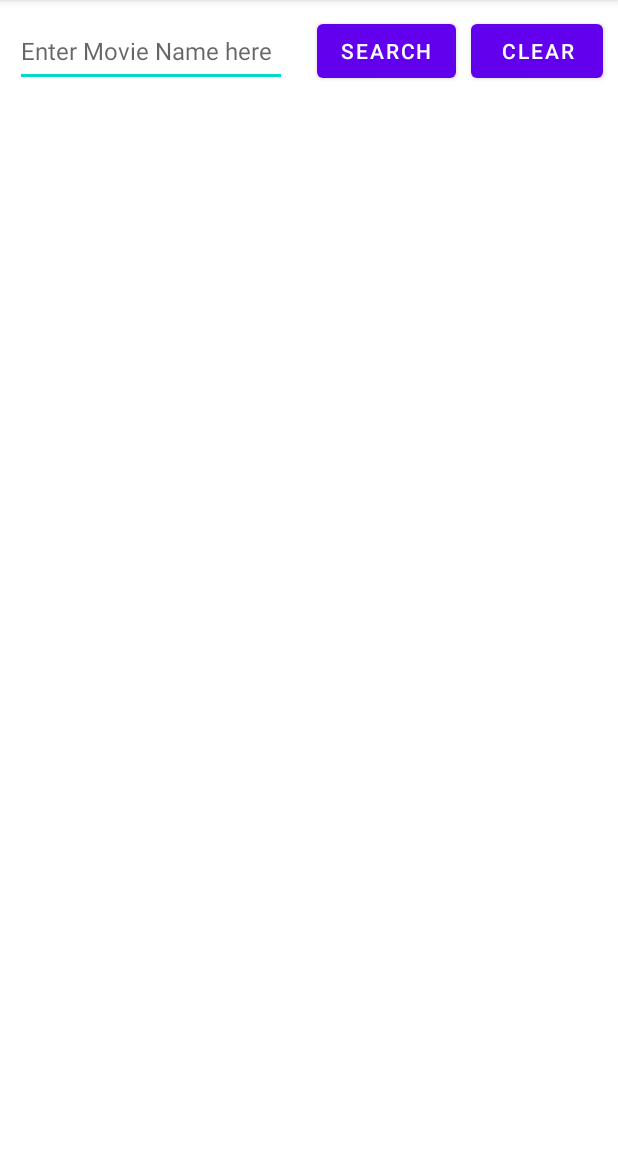
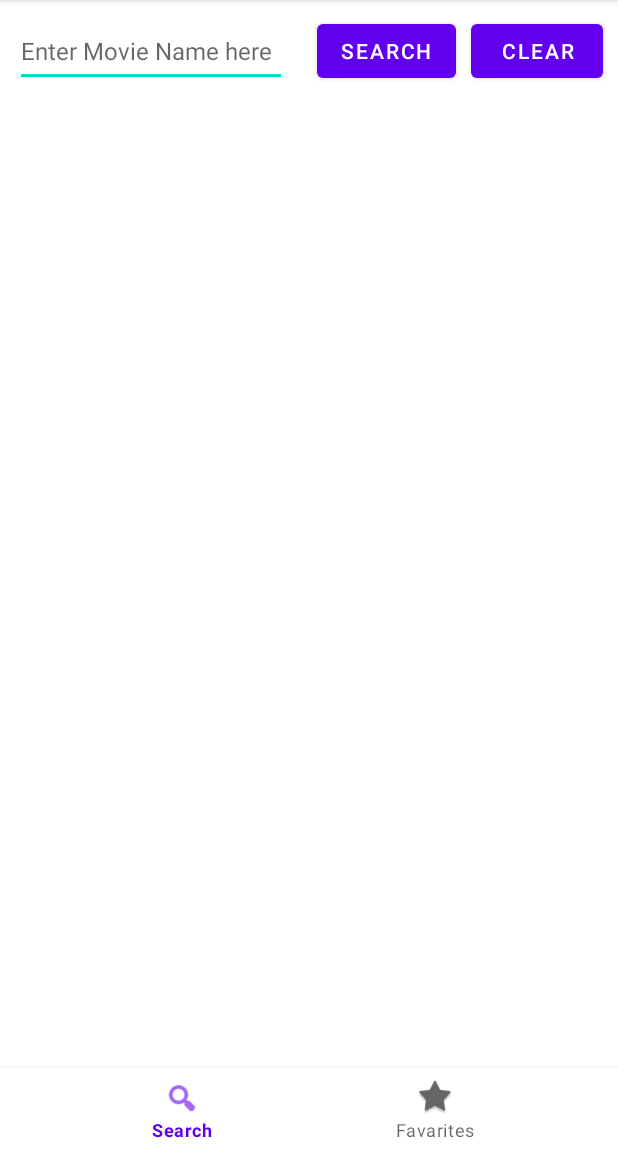
Before and after one commit to sinagss/omdbFinal, an Android app: the screen it shows after launch (MainActivity), on a phone screen of 412 x 824 dp, the part 84-1236 px from its top. Run offline under Robolectric (Android 15) with nearby library versions, the phone set to English and light mode, and no system bars; our stand-ins replace Dagger/Hilt's generated code, Room's generated code, navigation-ui.

```diff
--- a/app/src/main/AndroidManifest.xml
+++ b/app/src/main/AndroidManifest.xml
@@ -4,6 +4,7 @@
 
     <uses-permission android:name="android.permission.INTERNET" />
     <application
+        android:name=".BaseApplication"
         android:allowBackup="true"
         android:icon="@mipmap/ic_launcher"
         android:label="@string/app_name"
--- /dev/null
+++ b/app/src/main/java/com/example/movierecycler/BaseApplication.kt
@@ -0,0 +1,16 @@
+package com.example.movierecycler
+
+import android.app.Application
+import dagger.hilt.android.HiltAndroidApp
+
+@HiltAndroidApp
+class BaseApplication : Application() {
+    override fun onCreate() {
+        super.onCreate()
+
+//        startKoin {
+//            androidContext(this@BaseApplication)
+//            modules(roomModule)
+//        }
+    }
+}
--- /dev/null
+++ b/app/src/main/java/com/example/movierecycler/adapter/FavMovieAdapter.kt
@@ -0,0 +1 @@
+package com.example.movierecycler.adapter
--- /dev/null
+++ b/app/src/main/java/com/example/movierecycler/di/DHilt.kt
@@ -0,0 +1,35 @@
+package com.example.movierecycler.di
+
+import android.content.Context
+import androidx.room.Room
+import com.example.movierecycler.api.RetroInterface
+import com.example.movierecycler.model.AppDatabase
+import dagger.Module
+import dagger.Provides
+import dagger.hilt.InstallIn
+import dagger.hilt.android.qualifiers.ApplicationContext
+import dagger.hilt.components.SingletonComponent
+import retrofit2.Retrofit
+import retrofit2.converter.moshi.MoshiConverterFactory
+
+@Module
+@InstallIn(SingletonComponent::class)
+object HiltModule {
+    @Provides
+    fun roomProvider(@ApplicationContext context: Context): AppDatabase {
+        return Room.databaseBuilder(
+            context,
+            AppDatabase::class.java,
+            "movies"
+        ).build()
+    }
+
+    @Provides
+    fun retrofitProvider(): RetroInterface {
+        val retrofit = Retrofit.Builder()
+            .baseUrl("https://www.omdbapi.com")
+            .addConverterFactory(MoshiConverterFactory.create())
+            .build()
+        return retrofit.create(RetroInterface::class.java)
+    }
+}
--- a/app/src/main/java/com/example/movierecycler/model/Movies.kt
+++ b/app/src/main/java/com/example/movierecycler/model/Movies.kt
@@ -4,11 +4,12 @@ import androidx.room.ColumnInfo
 import androidx.room.Entity
 import androidx.room.PrimaryKey
 
-@Entity
+@Entity(tableName = "movies")
 data class Movies(
     @PrimaryKey(autoGenerate = true) val movieId: Int,
     @ColumnInfo(name = "omdb_id") val omdbId: String,
     @ColumnInfo(name = "movie_title") val movieTitle: String?,
     @ColumnInfo(name = "actors") val actors: String?,
-    @ColumnInfo(name = "plot") val plot: String?
+    @ColumnInfo(name = "plot") val plot: String?,
+//    @ColumnInfo(name = "saved") val saved: Boolean = false
 )
--- a/app/src/main/java/com/example/movierecycler/view/MainActivity.kt
+++ b/app/src/main/java/com/example/movierecycler/view/MainActivity.kt
@@ -2,14 +2,29 @@ package com.example.movierecycler.view
 
 import androidx.appcompat.app.AppCompatActivity
 import android.os.Bundle
+import androidx.navigation.NavController
+import androidx.navigation.Navigation
+import androidx.navigation.findNavController
+import androidx.navigation.fragment.NavHostFragment
+import androidx.navigation.fragment.findNavController
+import androidx.navigation.ui.NavigationUI
+import androidx.navigation.ui.setupWithNavController
 import com.example.movierecycler.R
+import com.example.movierecycler.adapter.MovieAdapter
 import com.example.movierecycler.databinding.ActivityMainBinding
+import com.example.movierecycler.view.fragment.SearchFragmentDirections
+import dagger.hilt.android.AndroidEntryPoint
 
+@AndroidEntryPoint
 class MainActivity : AppCompatActivity() {
     lateinit var binding: ActivityMainBinding
 
     override fun onCreate(savedInstanceState: Bundle?) {
         super.onCreate(savedInstanceState)
         setContentView(R.layout.activity_main)
+
+//        val navController = findNavController(R.id.nav_host_fragment)
+
+//        binding.bottomNav.setupWithNavController(navHostFragment)
     }
 }
--- a/app/src/main/java/com/example/movierecycler/view/fragment/SearchFragment.kt
+++ b/app/src/main/java/com/example/movierecycler/view/fragment/SearchFragment.kt
@@ -13,12 +13,18 @@ import com.example.movierecycler.databinding.FragmentSearchBinding
 import com.example.movierecycler.hideKeyboard
 import com.example.movierecycler.model.MovieSearch
 import com.example.movierecycler.showLongToast
+import dagger.hilt.android.AndroidEntryPoint
 import retrofit2.Call
 import retrofit2.Callback
 import retrofit2.Response
+import javax.inject.Inject
 
+@AndroidEntryPoint
 class SearchFragment : Fragment() {
     lateinit var binding: FragmentSearchBinding
+
+    @Inject
+    lateinit var retrofitInterface: RetroInterface
 
     override fun onCreateView(
         inflater: LayoutInflater,
@@ -39,7 +45,7 @@ class SearchFragment : Fragment() {
 
         binding.moviesRecycler.adapter = adapter
 
-        val retrofitInterface = RetroInterface.getInstance()
+//        val retrofitInterface = RetroInterface.getInstance()
 
         binding.btnSearch.setOnClickListener {
             val searchString = binding.etSearch.text.toString()
--- a/app/src/main/res/layout/activity_main.xml
+++ b/app/src/main/res/layout/activity_main.xml
@@ -11,13 +11,20 @@
         android:id="@+id/nav_host_fragment"
         android:name="androidx.navigation.fragment.NavHostFragment"
         android:layout_width="0dp"
-        android:layout_height="0dp"
+        android:layout_height="match_parent"
         app:defaultNavHost="true"
+        app:layout_constraintLeft_toLeftOf="parent"
+        app:layout_constraintRight_toRightOf="parent"
+        app:layout_constraintTop_toTopOf="parent"
+        app:navGraph="@navigation/nav_graph" />
+
+    <com.google.android.material.bottomnavigation.BottomNavigationView
+        android:id="@+id/bottom_nav"
+        android:layout_width="match_parent"
+        android:layout_height="wrap_content"
+        android:background="?android:windowBackground"
         app:layout_constraintBottom_toBottomOf="parent"
         app:layout_constraintLeft_toLeftOf="parent"
         app:layout_constraintRight_toRightOf="parent"
-
-        app:layout_constraintTop_toTopOf="parent"
-        app:navGraph="@navigation/nav_graph" />
-
+        app:menu="@menu/bottom_menu" />
 </androidx.constraintlayout.widget.ConstraintLayout>
--- a/app/src/main/res/layout/fragment_movie_detail.xml
+++ b/app/src/main/res/layout/fragment_movie_detail.xml
@@ -104,7 +104,6 @@
         android:layout_height="wrap_content"
         android:layout_marginTop="10dp"
         android:text="@string/btn_save"
-        app:layout_constraintBottom_toBottomOf="parent"
         app:layout_constraintLeft_toLeftOf="parent"
         app:layout_constraintRight_toRightOf="parent"
         app:layout_constraintTop_toBottomOf="@+id/cardView" />
--- /dev/null
+++ b/app/src/main/res/menu/bottom_menu.xml
@@ -0,0 +1,12 @@
+<?xml version="1.0" encoding="utf-8"?>
+<menu xmlns:android="http://schemas.android.com/apk/res/android">
+    <item
+        android:id="@+id/searchFragment"
+        android:icon="@android:drawable/ic_menu_search"
+        android:title="@string/menu_search" />
+    <item
+        android:id="@+id/favoritesFragment"
+        android:icon="@android:drawable/star_big_on"
+        android:title="@string/menu_favorites" />
+
+</menu>
--- a/app/src/main/res/navigation/nav_graph.xml
+++ b/app/src/main/res/navigation/nav_graph.xml
@@ -26,4 +26,13 @@
             android:id="@+id/action_movieDetailFragment_to_searchFragment"
             app:destination="@id/searchFragment" />
     </fragment>
+    <fragment
+        android:id="@+id/favoritesFragment"
+        android:name="com.example.movierecycler.view.fragment.FavoritesFragment"
+        android:label="fragment_favorites"
+        tools:layout="@layout/fragment_favorites" >
+        <action
+            android:id="@+id/action_favoritesFragment_to_searchFragment"
+            app:destination="@id/searchFragment" />
+    </fragment>
 </navigation>
--- a/app/src/main/res/values/strings.xml
+++ b/app/src/main/res/values/strings.xml
@@ -12,4 +12,6 @@
     <string name="tv_actors">actors</string>
     <string name="lbl_actors">Actors:</string>
     <string name="btn_save">Save</string>
+    <string name="menu_search">Search</string>
+    <string name="menu_favorites">Favarites</string>
 </resources>
--- a/build.gradle
+++ b/build.gradle
@@ -8,8 +8,10 @@ buildscript {
         def nav_version = "2.3.5"
         classpath "androidx.navigation:navigation-safe-args-gradle-plugin:$nav_version"
 
-        classpath "com.android.tools.build:gradle:7.0.2"
+        classpath 'com.android.tools.build:gradle:7.0.3'
         classpath "org.jetbrains.kotlin:kotlin-gradle-plugin:1.5.31"
+
+        classpath 'com.google.dagger:hilt-android-gradle-plugin:2.38.1'
 
         // NOTE: Do not place your application dependencies here; they belong
         // in the individual module build.gradle files
```
Also changed, not shown: app/build.gradle (+19 -5 lines), app/src/main/java/com/example/movierecycler/di/koinDSL.kt (added, +23 -0 lines), app/src/main/java/com/example/movierecycler/model/MovieInfoDao.kt (+4 -4 lines), app/src/main/java/com/example/movierecycler/model/MovieSearch.kt (+9 -0 lines), app/src/main/java/com/example/movierecycler/view/fragment/FavoritesFragment.kt (added, +60 -0 lines), app/src/main/java/com/example/movierecycler/view/fragment/MovieDetailFragment.kt (+23 -7 lines), app/src/main/res/layout/fragment_favorites.xml (added, +19 -0 lines).
